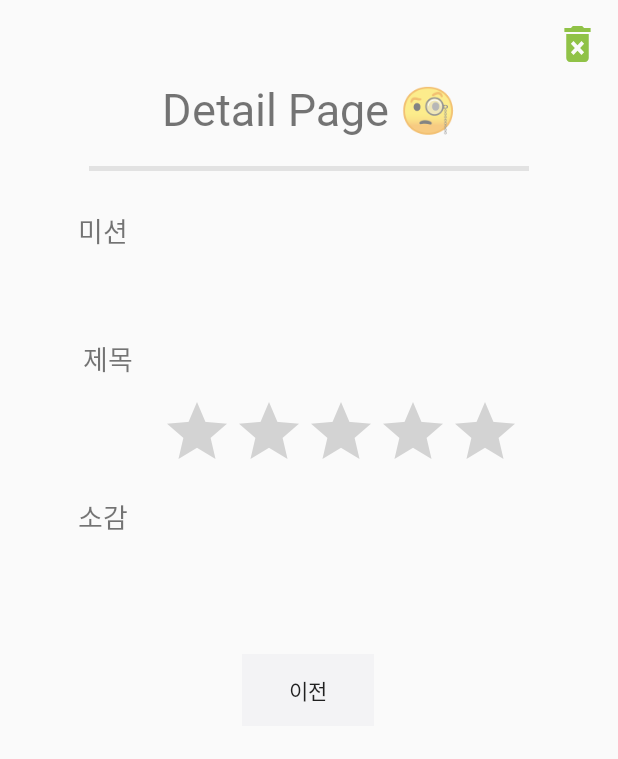
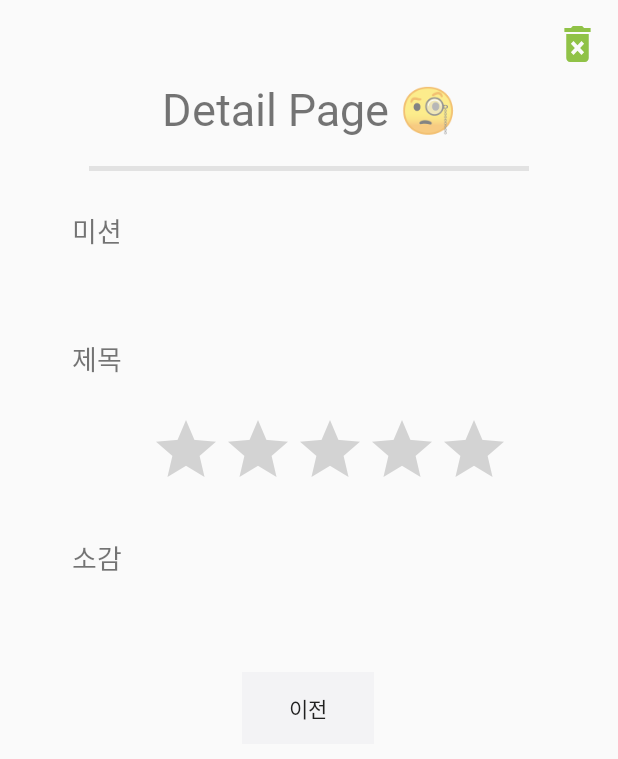
Before and after one commit to hansun-hub/android_app_g, an Android app: the menu2_DetailActivity screen opened directly, with no data from a screen before it, on a phone screen of 412 x 824 dp. Shown: the top 759 px of the screen. Run offline under Robolectric (Android 15) with nearby library versions, the phone set to English and light mode, and no system bars.

```diff
--- a/app/src/main/java/com/example/bottnav/DBManager.kt
+++ b/app/src/main/java/com/example/bottnav/DBManager.kt
@@ -304,6 +304,7 @@ class DBManager(context: Context) {
         return null
     }
 
+    //달성한 미션들 가져오기
     @SuppressLint("Range")
     public fun getIsAchieved(findDate: String, i: Int): Char? {
         sqlDB = dbHelper.readableDatabase
@@ -330,6 +331,7 @@ class DBManager(context: Context) {
         sqlDB = dbHelper.writableDatabase
         sqlDB.execSQL("UPDATE \'ACHIEVE_$email\' SET is_achieved='Y' WHERE date='$date' and i=$i;")
     }
+
 
     @SuppressLint("Range")
     public fun getTitle(findDate: String): String? {
--- a/app/src/main/java/com/example/bottnav/WriteFragment.kt
+++ b/app/src/main/java/com/example/bottnav/WriteFragment.kt
@@ -14,7 +14,7 @@ import android.widget.RatingBar
 import android.widget.TextView
 import android.widget.Toast
 import androidx.annotation.RequiresApi
-import com.example.bottnav.databinding.FragmentWriteBinding
+//import com.example.bottnav.databinding.FragmentWriteBinding
 
 //import com.example.bottnav.databinding.FragmentWriteBinding
 
@@ -22,7 +22,7 @@ import com.example.bottnav.databinding.FragmentWriteBinding
 
 class WriteFragment : Fragment() {
 
-    lateinit var binding: FragmentWriteBinding //삭제요망
+    //lateinit var binding: FragmentWriteBinding //삭제요망
     lateinit var mainActivity: MainActivity
     lateinit var dbHelper: DBHelper //삭제요망
     //private val dbHelper = context?.let { DBHelper(it) } //삭제요망
--- a/app/src/main/res/layout/activity_menu2__detail.xml
+++ b/app/src/main/res/layout/activity_menu2__detail.xml
@@ -21,34 +21,32 @@
         android:id="@+id/menu2Detail_tvSetContent"
         android:layout_width="283dp"
         android:layout_height="87dp"
-        android:layout_marginTop="79dp"
-        android:layout_marginEnd="20dp"
+        android:layout_marginStart="75dp"
+        android:layout_marginTop="83dp"
         android:text="TextView"
         android:textSize="20sp"
         app:layout_constraintEnd_toEndOf="parent"
+        app:layout_constraintStart_toStartOf="parent"
         app:layout_constraintTop_toBottomOf="@+id/menu2Detail_tvSetTitle" />
 
     <TextView
         android:id="@+id/menu2Detail_tvSetTitle"
-        android:layout_width="284dp"
-        android:layout_height="31dp"
-        android:layout_marginStart="15dp"
-        android:layout_marginTop="15dp"
-        android:layout_marginEnd="20dp"
+        android:layout_width="283dp"
+        android:layout_height="43dp"
+        android:layout_marginStart="100dp"
+        android:layout_marginTop="13dp"
         android:text="title"
         android:textSize="20sp"
-        app:layout_constraintEnd_toEndOf="parent"
-        app:layout_constraintHorizontal_bias="1.0"
-        app:layout_constraintStart_toEndOf="@+id/menu2Detail_tvTitle1"
+        app:layout_constraintStart_toStartOf="parent"
         app:layout_constraintTop_toBottomOf="@+id/menu2Detail_tvSetDate" />
 
     <TextView
         android:id="@+id/menu2Detail_tvSetDate"
         android:layout_width="176dp"
         android:layout_height="22dp"
-        android:layout_marginStart="108dp"
-        android:layout_marginTop="4dp"
-        android:layout_marginBottom="13dp"
+        android:layout_marginStart="100dp"
+        android:layout_marginTop="3dp"
+        android:layout_marginBottom="8dp"
         android:text="date"
         android:textColor="@color/gray"
         android:textSize="18sp"
@@ -72,9 +70,8 @@
         android:id="@+id/Menu2Detail_SetRatingBar"
         android:layout_width="237dp"
         android:layout_height="52dp"
-        android:layout_marginTop="14dp"
-        app:layout_constraintEnd_toEndOf="parent"
-        app:layout_constraintHorizontal_bias="0.614"
+        android:layout_marginStart="100dp"
+        android:layout_marginTop="10dp"
         app:layout_constraintStart_toStartOf="parent"
         app:layout_constraintTop_toBottomOf="@+id/menu2Detail_tvSetTitle" />
 
@@ -82,7 +79,7 @@
         android:id="@+id/menu2Detail_tvMission"
         android:layout_width="wrap_content"
         android:layout_height="wrap_content"
-        android:layout_marginStart="52dp"
+        android:layout_marginStart="48dp"
         android:layout_marginTop="140dp"
         android:text="미션"
         android:textSize="18sp"
@@ -91,9 +88,9 @@
 
     <TextView
         android:id="@+id/menu2Detail_tvTitle1"
-        android:layout_width="64dp"
-        android:layout_height="27dp"
-        android:layout_marginStart="40dp"
+        android:layout_width="wrap_content"
+        android:layout_height="wrap_content"
+        android:layout_marginStart="48dp"
         android:layout_marginTop="58dp"
         android:gravity="center"
         android:text="제목"
@@ -103,10 +100,10 @@
 
     <TextView
         android:id="@+id/menu2Detail_tvContent"
-        android:layout_width="57dp"
-        android:layout_height="24dp"
-        android:layout_marginStart="40dp"
-        android:layout_marginTop="78dp"
+        android:layout_width="wrap_content"
+        android:layout_height="wrap_content"
+        android:layout_marginStart="48dp"
+        android:layout_marginTop="105dp"
         android:gravity="center"
         android:text="소감"
         android:textSize="18sp"
@@ -117,13 +114,14 @@
         android:id="@+id/menu2Detail_tvSetMission"
         android:layout_width="282dp"
         android:layout_height="31dp"
-        android:layout_marginTop="45dp"
-        android:layout_marginEnd="20dp"
+        android:layout_marginTop="52dp"
         android:layout_marginBottom="8dp"
         android:text="TextView"
         android:textSize="18sp"
         app:layout_constraintBottom_toTopOf="@+id/menu2Detail_tvSetDate"
         app:layout_constraintEnd_toEndOf="parent"
+        app:layout_constraintHorizontal_bias="0.775"
+        app:layout_constraintStart_toStartOf="parent"
         app:layout_constraintTop_toBottomOf="@+id/menu2Detail_tvTop" />
 
     <Button
--- a/app/src/main/res/layout/fragment_menu2.xml
+++ b/app/src/main/res/layout/fragment_menu2.xml
@@ -98,9 +98,9 @@
 
         <TextView
             android:id="@+id/menu2WarningText"
-            android:layout_width="262dp"
+            android:layout_width="263dp"
             android:layout_height="85dp"
-            android:layout_marginStart="23dp"
+            android:layout_marginStart="10dp"
             android:layout_marginEnd="8dp"
             android:text="경고가 들어갈 곳입니다."
             app:layout_constraintBottom_toBottomOf="parent"
--- a/app/src/main/res/values/string-array.xml
+++ b/app/src/main/res/values/string-array.xml
@@ -11,7 +11,7 @@
     </string-array>
     <string-array name="WARNINGS">
         <item>먹이사슬 최상위 포식자로써 북극 생태계 균형을 유지하는 데 중요한 역할을 하는 북극곰은 2050년에 완전히 사라질 지 모릅니다.</item>
-        <item>세계자연기금(WWF)에 따르면 한 사람이 일주일간 삼키는 미세플라스틱 알갱이는 2000개에 달합니다.\n무게로 따지면 신용카드 한 장에 해당하는 5g 정도, 한 달 기준으로는 칫솔 무게와 비슷한 21g에 이릅니다.</item>
+        <item>세계자연기금(WWF)에 따르면 한 사람이 일주일간 삼키는 미세플라스틱 알갱이는 2000개에 달합니다.무게로 따지면 신용카드 한 장에 해당하는 5g 정도, 한 달 기준으로는 칫솔 무게와 비슷한 21g에 이릅니다.</item>
         <item>플라스틱 아일랜드, 쓰레기 섬을 아시나요?\n90% 이상이 플라스틱 제품으로 이루어진 이 쓰레기 섬은 2018년 연구에 따르면 크기가 급속하게 불어나 한반도 면적의 무려 7배인\n 155만㎢에 달한다는 결과가 나왔습니다.</item>
         <item>연간 인천 앞바다에 버려지는 쓰레기는 연간 19만 ㎥에 달합니다.\n이는 10톤 트럭 1만 여 대에 달하는 쓰레기가 해마다 바다로 버려지고 있음을 뜻합니다.</item>
         <item>BBC News 코리아에 따르면, ‘지구의 허파’ 아마존의 삼림 벌채가 15년 만에 최대치를 기록한 것으로 나타났습니다.\n브라질 국립 우주연구소는, 아마존 열대우림의 삼림 벌채는 1년 만에 22% 증가했다고 합니다.</item>
```
Also changed, not shown: app/src/main/java/com/example/bottnav/Menu1Fragment.kt (+64 -2 lines).
